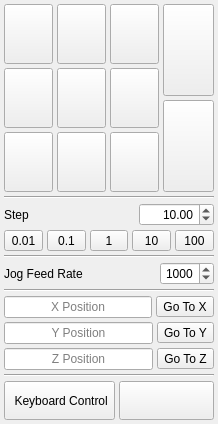
Above: View/JogForm.ui from octronic-uk/Candle before the change. Below: the same form after it.
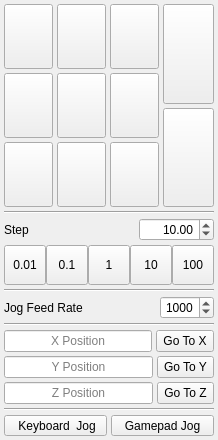
That is the form after the change. Icons and pictures are not drawn.

Diff of the .ui file:
```diff
--- a/View/JogForm.ui
+++ b/View/JogForm.ui
@@ -7,7 +7,7 @@
     <x>0</x>
     <y>0</y>
     <width>218</width>
-    <height>424</height>
+    <height>440</height>
    </rect>
   </property>
   <property name="windowTitle">
@@ -34,7 +34,7 @@
    </property>
    <item>
     <widget class="QWidget" name="jogWidget" native="true">
-     <layout class="QVBoxLayout" name="verticalLayout_5">
+     <layout class="QVBoxLayout" name="verticalLayout_5" stretch="3,0,1,0,0,0,0,0,0">
       <property name="spacing">
        <number>4</number>
       </property>
@@ -601,12 +601,12 @@
         <item>
          <layout class="QHBoxLayout" name="horizontalLayout_3">
           <property name="spacing">
-           <number>4</number>
+           <number>0</number>
           </property>
           <item>
            <widget class="QToolButton" name="jogPreset_0_01">
             <property name="sizePolicy">
-             <sizepolicy hsizetype="Minimum" vsizetype="Fixed">
+             <sizepolicy hsizetype="Expanding" vsizetype="Expanding">
               <horstretch>0</horstretch>
               <verstretch>0</verstretch>
              </sizepolicy>
@@ -631,7 +631,7 @@
           <item>
            <widget class="QToolButton" name="jogPreset_0_1">
             <property name="sizePolicy">
-             <sizepolicy hsizetype="Minimum" vsizetype="Fixed">
+             <sizepolicy hsizetype="Expanding" vsizetype="Expanding">
               <horstretch>0</horstretch>
               <verstretch>0</verstretch>
              </sizepolicy>
@@ -656,7 +656,7 @@
           <item>
            <widget class="QToolButton" name="jogPreset_1">
             <property name="sizePolicy">
-             <sizepolicy hsizetype="Minimum" vsizetype="Fixed">
+             <sizepolicy hsizetype="Expanding" vsizetype="Expanding">
               <horstretch>0</horstretch>
               <verstretch>0</verstretch>
              </sizepolicy>
@@ -681,7 +681,7 @@
           <item>
            <widget class="QToolButton" name="jogPreset_10">
             <property name="sizePolicy">
-             <sizepolicy hsizetype="Minimum" vsizetype="Fixed">
+             <sizepolicy hsizetype="Expanding" vsizetype="Expanding">
               <horstretch>0</horstretch>
               <verstretch>0</verstretch>
              </sizepolicy>
@@ -706,7 +706,7 @@
           <item>
            <widget class="QToolButton" name="jogPreset_100">
             <property name="sizePolicy">
-             <sizepolicy hsizetype="Minimum" vsizetype="Fixed">
+             <sizepolicy hsizetype="Expanding" vsizetype="Expanding">
               <horstretch>0</horstretch>
               <verstretch>0</verstretch>
              </sizepolicy>
@@ -811,6 +811,12 @@
           </item>
           <item>
            <widget class="QToolButton" name="gotoXButton">
+            <property name="sizePolicy">
+             <sizepolicy hsizetype="Fixed" vsizetype="Expanding">
+              <horstretch>0</horstretch>
+              <verstretch>0</verstretch>
+             </sizepolicy>
+            </property>
             <property name="minimumSize">
              <size>
               <width>0</width>
@@ -847,6 +853,12 @@
           </item>
           <item>
            <widget class="QToolButton" name="gotoYButton">
+            <property name="sizePolicy">
+             <sizepolicy hsizetype="Fixed" vsizetype="Expanding">
+              <horstretch>0</horstretch>
+              <verstretch>0</verstretch>
+             </sizepolicy>
+            </property>
             <property name="minimumSize">
              <size>
               <width>0</width>
@@ -884,7 +896,7 @@
           <item>
            <widget class="QToolButton" name="gotoZButton">
             <property name="sizePolicy">
-             <sizepolicy hsizetype="Fixed" vsizetype="Fixed">
+             <sizepolicy hsizetype="Fixed" vsizetype="Expanding">
               <horstretch>0</horstretch>
               <verstretch>0</verstretch>
              </sizepolicy>
@@ -928,7 +940,7 @@
            </size>
           </property>
           <property name="text">
-           <string> Keyboard Control</string>
+           <string> Keyboard  Jog</string>
           </property>
           <property name="icon">
            <iconset resource="../Resources/Images.qrc">
@@ -943,6 +955,9 @@
           <property name="checkable">
            <bool>true</bool>
           </property>
+          <property name="toolButtonStyle">
+           <enum>Qt::ToolButtonTextUnderIcon</enum>
+          </property>
          </widget>
         </item>
         <item>
@@ -954,7 +969,7 @@
            </sizepolicy>
           </property>
           <property name="text">
-           <string/>
+           <string>Gamepad Jog</string>
           </property>
           <property name="icon">
            <iconset resource="../Resources/Images.qrc">
@@ -969,6 +984,9 @@
           <property name="checkable">
            <bool>true</bool>
           </property>
+          <property name="toolButtonStyle">
+           <enum>Qt::ToolButtonTextUnderIcon</enum>
+          </property>
          </widget>
         </item>
        </layout>
```
